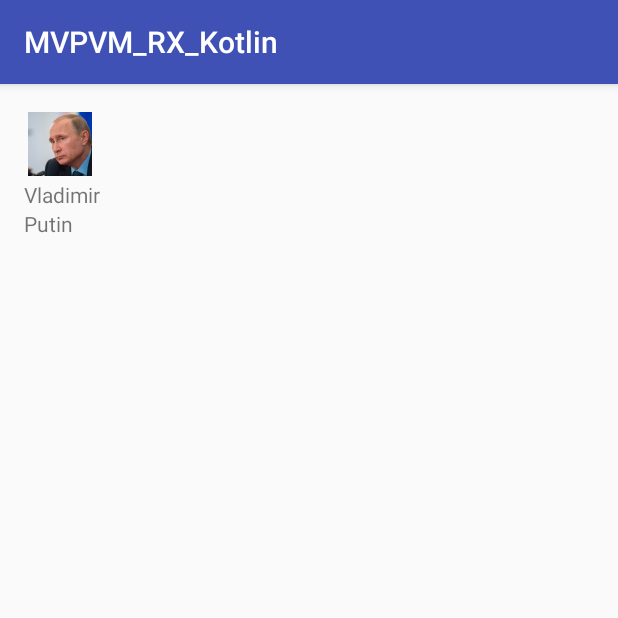
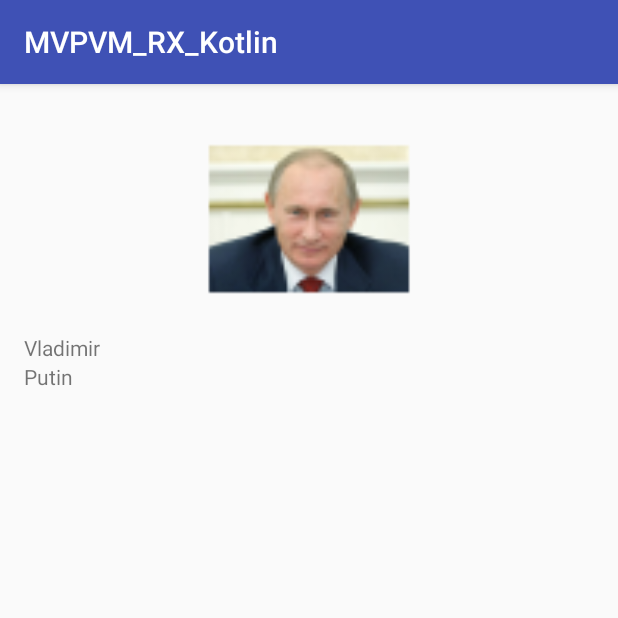
Before and after one commit to AlekseiGuskov/Android_MVPVM_RX_Kotlin, an Android app: the InfoActivity screen opened directly, with no data from a screen before it, on a phone screen of 412 x 824 dp, the top half of it. Run offline under Robolectric (Android 15) with nearby library versions, the phone set to English and light mode, and no system bars; our stand-ins replace data binding; 1 statement that could not run was skipped.

```diff
--- a/app/build.gradle
+++ b/app/build.gradle
@@ -35,9 +35,9 @@ dependencies {
     compile 'io.reactivex.rxjava2:rxandroid:2.0.1'
     compile 'io.reactivex.rxjava2:rxjava:2.1.2'
     compile 'com.trello.rxlifecycle2:rxlifecycle:2.1.0'
-    testCompile 'junit:junit:4.12'
     kapt 'com.android.databinding:compiler:2.3.1'
     compile 'com.google.code.gson:gson:2.8.1'
+    testCompile 'junit:junit:4.12'
 }
 repositories {
     mavenCentral()
--- a/app/src/main/java/ru/example/mvpvm_rx_kotlin/info/InfoPresenter.kt
+++ b/app/src/main/java/ru/example/mvpvm_rx_kotlin/info/InfoPresenter.kt
@@ -13,8 +13,5 @@ class InfoPresenter(private val mView: IInfo.IView, private val mViewModel: Info
         mViewModel.lastname = infoModel.lastname
     }
 
-    private fun getData(): InfoModel {
-        return InfoModel(R.mipmap.putin,
-                "Vladimir", "Putin")
-    }
+    private fun getData(): InfoModel = InfoModel(R.mipmap.putin, "Vladimir", "Putin")
 }
--- a/app/src/main/res/layout/activity_info.xml
+++ b/app/src/main/res/layout/activity_info.xml
@@ -19,19 +19,19 @@
         tools:context="ru.example.mvpvm_rx_kotlin.info.InfoActivity">
 
         <ImageView
-            android:layout_width="wrap_content"
-            android:layout_height="wrap_content"
-            bind:imageResource="@{viewModel.image}"/>
+            android:layout_width="match_parent"
+            android:layout_height="150dp"
+            bind:imageResource="@{viewModel.image}" />
 
         <TextView
             android:layout_width="match_parent"
             android:layout_height="wrap_content"
-            android:text="@={viewModel.name}"/>
+            android:text="@={viewModel.name}" />
 
         <TextView
             android:layout_width="match_parent"
             android:layout_height="wrap_content"
-            android:text="@={viewModel.lastname}"/>
+            android:text="@={viewModel.lastname}" />
 
     </LinearLayout>
 
--- a/app/src/main/res/layout/activity_login.xml
+++ b/app/src/main/res/layout/activity_login.xml
@@ -56,7 +56,8 @@
             android:layout_marginTop="16dp"
             android:onClick="@{viewModel.buttonClickListener}"
             android:textStyle="bold"
-            tools:text="Sign In" />
+            android:enabled="@{viewModel.buttonIsEnable}"
+            android:text="@string/sign_in" />
 
     </LinearLayout>
 
--- a/app/src/main/res/values/strings.xml
+++ b/app/src/main/res/values/strings.xml
@@ -2,4 +2,6 @@
     <string name="app_name">MVPVM_RX_Kotlin</string>
     <string name="email">Email</string>
     <string name="password">Password</string>
+    <string name="info">INFO!</string>
+    <string name="sign_in">Sign In</string>
 </resources>
```
Also changed, not shown: app/src/main/java/ru/example/mvpvm_rx_kotlin/login/LoginPresenter.kt (+21 -5 lines), app/src/main/java/ru/example/mvpvm_rx_kotlin/login/LoginViewModel.kt (+27 -4 lines), app/src/main/putin-web.png, app/src/main/res/mipmap-hdpi/putin.png, app/src/main/res/mipmap-mdpi/putin.png, app/src/main/res/mipmap-xhdpi/putin.png, app/src/main/res/mipmap-xxhdpi/putin.png, app/src/main/res/mipmap-xxxhdpi/putin.png.
